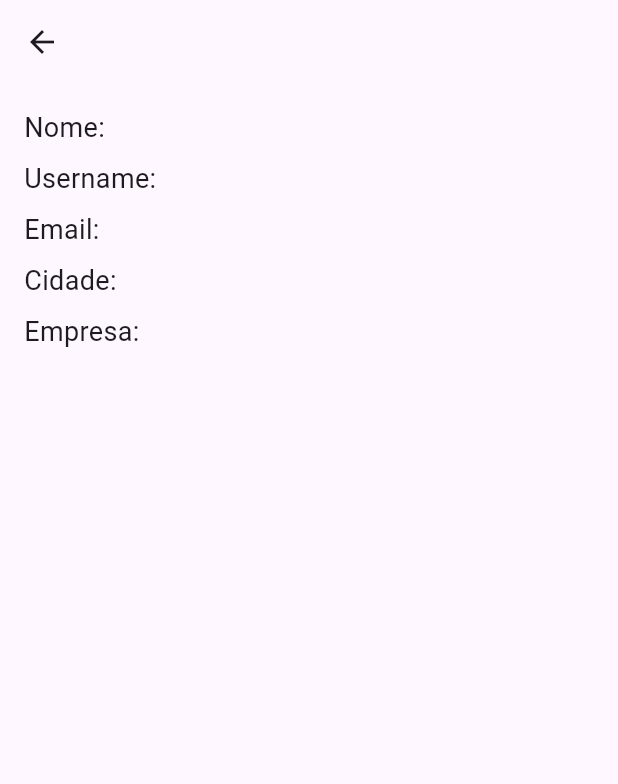
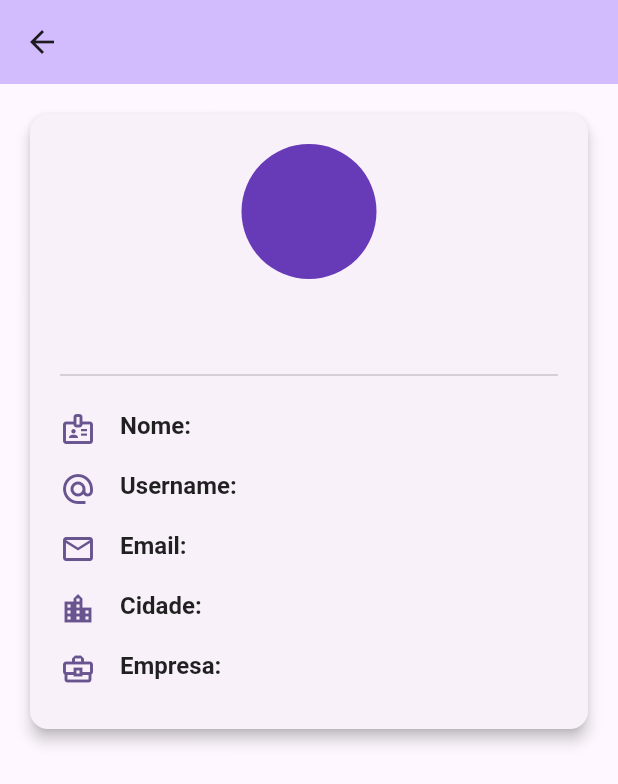
Before and after one commit to HerickYag/user-list-app, a Flutter app: the UserDetailScreen screen opened directly with empty values, on a phone screen of 412 x 824 dp. Shown: the top 784 px of the screen. Run offline on Flutter 3.47's test engine with Material 3 defaults, Android fonts, the phone set to English and light mode, and no system bars; our stand-ins replace firebase_core; accounts and stored records are empty; network calls fail.

Commit message:
feat: Melhora a UI com tema Material 3, Cards e Ícones

```diff
--- a/lib/main.dart
+++ b/lib/main.dart
@@ -1,13 +1,11 @@
 import 'package:flutter/material.dart';
 import 'package:firebase_core/firebase_core.dart';
 import 'firebase_options.dart';
-import 'screens/user_list_screen.dart'; // Importe a nova tela
+import 'screens/user_list_screen.dart';
 
 void main() async {
   WidgetsFlutterBinding.ensureInitialized();
-  await Firebase.initializeApp(
-    options: DefaultFirebaseOptions.currentPlatform,
-  );
+  await Firebase.initializeApp(options: DefaultFirebaseOptions.currentPlatform);
   runApp(const MyApp());
 }
 
@@ -17,12 +15,14 @@ class MyApp extends StatelessWidget {
   @override
   Widget build(BuildContext context) {
     return MaterialApp(
-      title: 'User List App',
+      title: 'Lista de Usuários', // Título do aplicativo
       theme: ThemeData(
-        primarySwatch: Colors.blue,
+        // --- TEMA MATERIAL 3 ---
+        colorScheme: ColorScheme.fromSeed(seedColor: Colors.deepPurple),
         useMaterial3: true,
       ),
-      home: const UserListScreen(), // Defina a tela inicial aqui
+      debugShowCheckedModeBanner: false,
+      home: const UserListScreen(),
     );
   }
 }
--- a/lib/screens/user_detail_screen.dart
+++ b/lib/screens/user_detail_screen.dart
@@ -1,33 +1,127 @@
-// lib/screens/user_detail_screen.dart
 import 'package:flutter/material.dart';
 import '../models/user.dart';
 
 class UserDetailScreen extends StatelessWidget {
   final User user;
+  const UserDetailScreen({super.key, required this.user});
 
-  const UserDetailScreen({super.key, required this.user});
+  // Função para pegar as iniciais do nome do usuário
+  String getInitials(String name) {
+    List<String> names = name.split(" ");
+    String initials = "";
+    int numWords = names.length > 1 ? 2 : 1;
+    for (var i = 0; i < numWords; i++) {
+      if (names[i].isNotEmpty) {
+        initials += names[i][0];
+      }
+    }
+    return initials.toUpperCase();
+  }
+
+  // Widget para criar as linhas de detalhe de forma padronizada
+  Widget _buildDetailRow(
+    BuildContext context, {
+    required IconData icon,
+    required String label,
+    required String value,
+  }) {
+    return Padding(
+      padding: const EdgeInsets.symmetric(vertical: 8.0),
+      child: Row(
+        crossAxisAlignment: CrossAxisAlignment.start,
+        children: [
+          Icon(icon, color: Theme.of(context).primaryColor, size: 24),
+          const SizedBox(width: 16),
+          Expanded(
+            child: RichText(
+              text: TextSpan(
+                style: const TextStyle(fontSize: 16, color: Colors.black87),
+                children: [
+                  TextSpan(
+                    text: '$label: ',
+                    style: const TextStyle(fontWeight: FontWeight.bold),
+                  ),
+                  TextSpan(text: value),
+                ],
+              ),
+            ),
+          ),
+        ],
+      ),
+    );
+  }
 
   @override
   Widget build(BuildContext context) {
     return Scaffold(
       appBar: AppBar(
         title: Text(user.name),
+        backgroundColor: Theme.of(context).colorScheme.inversePrimary,
       ),
-      body: Padding(
+      body: SingleChildScrollView(
         padding: const EdgeInsets.all(16.0),
-        child: Column(
-          crossAxisAlignment: CrossAxisAlignment.start,
-          children: [
-            Text('Nome: ${user.name}', style: const TextStyle(fontSize: 18)),
-            const SizedBox(height: 8),
-            Text('Username: ${user.username}', style: const TextStyle(fontSize: 18)),
-            const SizedBox(height: 8),
-            Text('Email: ${user.email}', style: const TextStyle(fontSize: 18)),
-            const SizedBox(height: 8),
-            Text('Cidade: ${user.city}', style: const TextStyle(fontSize: 18)),
-            const SizedBox(height: 8),
-            Text('Empresa: ${user.companyName}', style: const TextStyle(fontSize: 18)),
-          ],
+        child: Card(
+          elevation: 4.0,
+          shape: RoundedRectangleBorder(
+            borderRadius: BorderRadius.circular(12),
+          ),
+          child: Padding(
+            padding: const EdgeInsets.all(20.0),
+            child: Column(
+              children: [
+                // --- AVATAR COM INICIAIS ---
+                CircleAvatar(
+                  radius: 45,
+                  backgroundColor: Colors.deepPurple,
+                  child: Text(
+                    getInitials(user.name),
+                    style: const TextStyle(fontSize: 32, color: Colors.white),
+                  ),
+                ),
+                const SizedBox(height: 16),
+                Text(
+                  user.name,
+                  style: Theme.of(context).textTheme.headlineSmall?.copyWith(
+                    fontWeight: FontWeight.bold,
+                  ),
+                ),
+                const SizedBox(height: 8),
+                const Divider(),
+                const SizedBox(height: 8),
+                // --- DETALHES COM ÍCONES ---
+                _buildDetailRow(
+                  context,
+                  icon: Icons.badge_outlined,
+                  label: "Nome",
+                  value: user.name,
+                ),
+                _buildDetailRow(
+                  context,
+                  icon: Icons.alternate_email,
+                  label: "Username",
+                  value: user.username,
+                ),
+                _buildDetailRow(
+                  context,
+                  icon: Icons.email_outlined,
+                  label: "Email",
+                  value: user.email,
+                ),
+                _buildDetailRow(
+                  context,
+                  icon: Icons.location_city_outlined,
+                  label: "Cidade",
+                  value: user.city,
+                ),
+                _buildDetailRow(
+                  context,
+                  icon: Icons.business_center_outlined,
+                  label: "Empresa",
+                  value: user.companyName,
+                ),
+              ],
+            ),
+          ),
         ),
       ),
     );
--- a/lib/screens/user_list_screen.dart
+++ b/lib/screens/user_list_screen.dart
@@ -1,8 +1,7 @@
-// lib/screens/user_list_screen.dart
 import 'package:flutter/material.dart';
 import '../models/user.dart';
 import '../services/user_service.dart';
-import 'user_detail_screen.dart'; // Tela de detalhes que criaremos a seguir
+import 'user_detail_screen.dart';
 
 class UserListScreen extends StatefulWidget {
   const UserListScreen({super.key});
@@ -25,6 +24,8 @@ class _UserListScreenState extends State<UserListScreen> {
     return Scaffold(
       appBar: AppBar(
         title: const Text('Lista de Usuários'),
+        // Adiciona uma cor de fundo que combina com o tema
+        backgroundColor: Theme.of(context).colorScheme.inversePrimary,
       ),
       body: FutureBuilder<List<User>>(
         future: _futureUsers,
@@ -32,15 +33,33 @@ class _UserListScreenState extends State<UserListScreen> {
           if (snapshot.connectionState == ConnectionState.waiting) {
             return const Center(child: CircularProgressIndicator());
           } else if (snapshot.hasError) {
-            return Center(child: Text('Erro: ${snapshot.error}'));
+            // Mensagem de erro
+            return const Center(
+              child: Text('Ocorreu um erro ao carregar os dados.'),
+            );
           } else if (snapshot.hasData) {
+            // Adiciona um espaçamento nas bordas da lista
             return ListView.builder(
+              padding: const EdgeInsets.all(8.0),
               itemCount: snapshot.data!.length,
               itemBuilder: (context, index) {
                 User user = snapshot.data![index];
-                return ListTile(
-                  title: Text(user.name),
+                // --- ITEM COM CARD E ÍCONES ---
+                return Card(
+                  elevation: 2.0,
+                  margin: const EdgeInsets.symmetric(vertical: 6.0),
+                  child: ListTile(
+                    leading: Icon(
+                      Icons.person_outline,
+                      color: Colors.deepPurple,
+                      size: 30,
+                    ),
+                    title: Text(
+                      user.name,
+                      style: const TextStyle(fontWeight: FontWeight.bold),
+                    ),
                     subtitle: Text(user.street),
+                    trailing: const Icon(Icons.chevron_right),
                     onTap: () {
                       Navigator.push(
                         context,
@@ -49,6 +68,7 @@ class _UserListScreenState extends State<UserListScreen> {
                         ),
                       );
                     },
+                  ),
                 );
               },
             );
```
Lines whose indentation alone changed are shown as unchanged.
